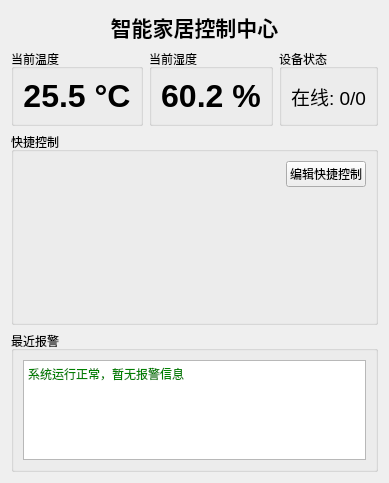
pot-oie/SmartHome, file ui/homewidget.ui: the form before one commit.
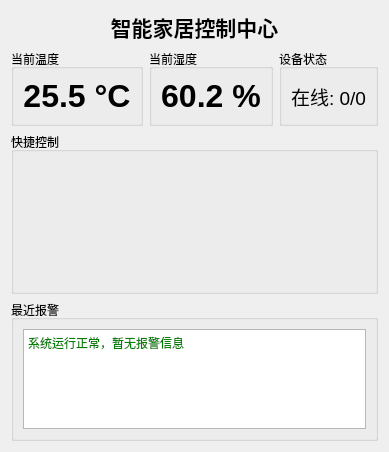
The form after the commit.

Commit message: feat: 首页/设备控制/场景管理UI

What changed in the file:
```diff
--- a/ui/homewidget.ui
+++ b/ui/homewidget.ui
@@ -62,31 +62,17 @@
      <property name="title"><string>快捷控制</string></property>
      <layout class="QVBoxLayout" name="verticalLayout_quick">
       <item>
-       <layout class="QHBoxLayout" name="horizontalLayout_quickActions">
-        <item>
-         <spacer name="horizontalSpacer_quickActions">
+             <spacer name="verticalSpacer_quickActionsTop">
           <property name="orientation">
-           <enum>Qt::Horizontal</enum>
+                 <enum>Qt::Vertical</enum>
           </property>
           <property name="sizeHint" stdset="0">
            <size>
-            <width>40</width>
-            <height>20</height>
+                    <width>20</width>
+                    <height>1</height>
            </size>
           </property>
          </spacer>
-        </item>
-        <item>
-         <widget class="QPushButton" name="btnEditQuickControl">
-          <property name="text">
-           <string>编辑快捷控制</string>
-          </property>
-          <property name="cursor">
-           <cursorShape>PointingHandCursor</cursorShape>
-          </property>
-         </widget>
-        </item>
-       </layout>
       </item>
       <item>
        <widget class="QWidget" name="quickControlContainer" native="true">
```
Lines whose indentation alone changed are shown as unchanged. The commit also changes 7 other files.
